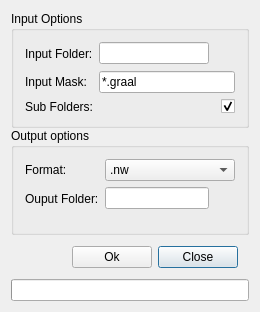
lukegrahamSydney/TilesEditor, file LevelConverter.ui: the form before one commit.
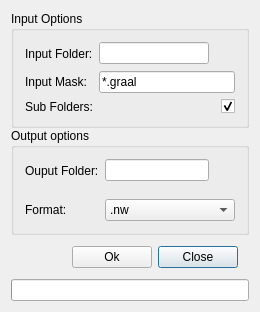
The form after the commit. Icons and pictures are not drawn.

Commit message: Fixed crashing error that was introduced in previous update

```diff
--- a/LevelConverter.ui
+++ b/LevelConverter.ui
@@ -7,7 +7,7 @@
     <x>0</x>
     <y>0</y>
     <width>260</width>
-    <height>311</height>
+    <height>310</height>
    </rect>
   </property>
   <property name="windowTitle">
@@ -158,19 +158,19 @@
     </widget>
    </item>
    <item>
-    <widget class="QGroupBox" name="groupBox">
+    <widget class="QGroupBox" name="groupBox1">
      <property name="title">
       <string>Output options</string>
      </property>
      <layout class="QFormLayout" name="formLayout">
-      <item row="0" column="0">
+      <item row="1" column="0">
        <widget class="QLabel" name="formatLabel">
         <property name="text">
          <string>Format:</string>
         </property>
        </widget>
       </item>
-      <item row="0" column="1">
+      <item row="1" column="1">
        <widget class="QComboBox" name="formatCombo">
         <item>
          <property name="text">
@@ -189,14 +189,7 @@
         </item>
        </widget>
       </item>
-      <item row="1" column="0">
-       <widget class="QLabel" name="ouputFolderLabel">
-        <property name="text">
-         <string>Ouput Folder:</string>
-        </property>
-       </widget>
-      </item>
-      <item row="1" column="1">
+      <item row="0" column="1">
        <widget class="QWidget" name="ouputFolderWidget" native="true">
         <property name="sizePolicy">
          <sizepolicy hsizetype="Preferred" vsizetype="Fixed">
@@ -237,6 +230,13 @@
         </layout>
        </widget>
       </item>
+      <item row="0" column="0">
+       <widget class="QLabel" name="ouputFolderLabel">
+        <property name="text">
+         <string>Ouput Folder:</string>
+        </property>
+       </widget>
+      </item>
      </layout>
     </widget>
    </item>
```
The commit also changes 2 other files.
